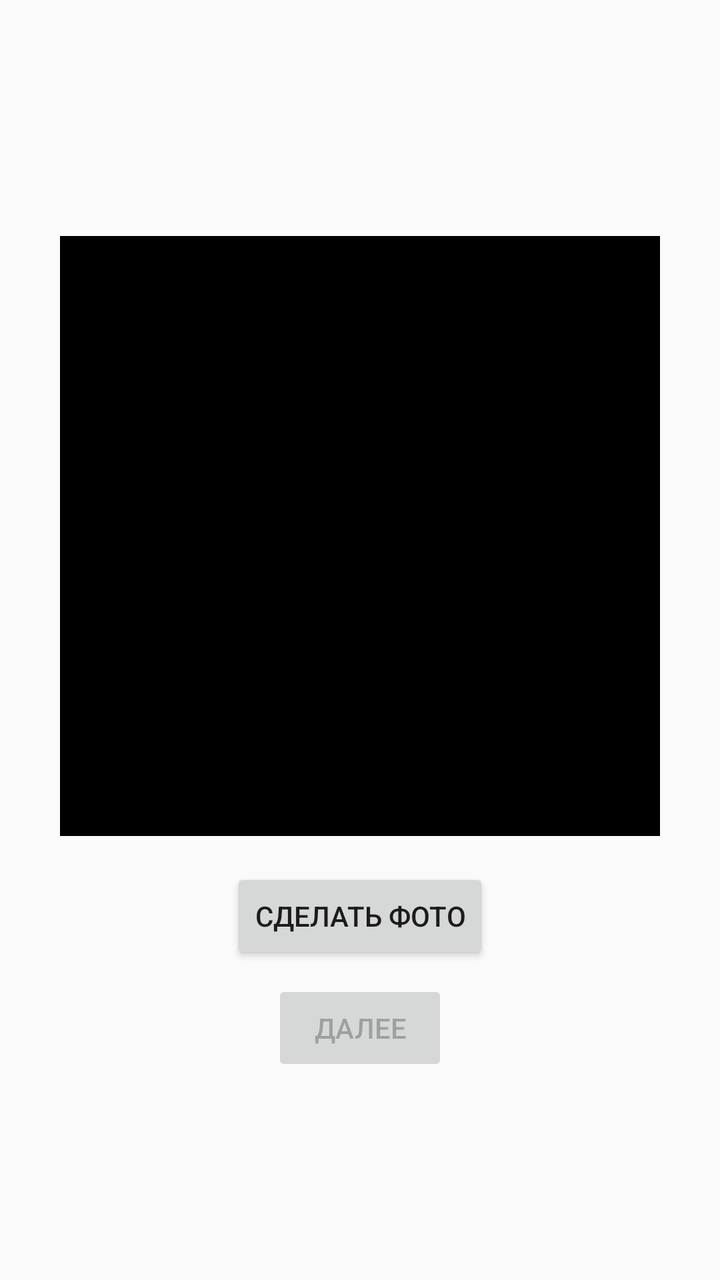
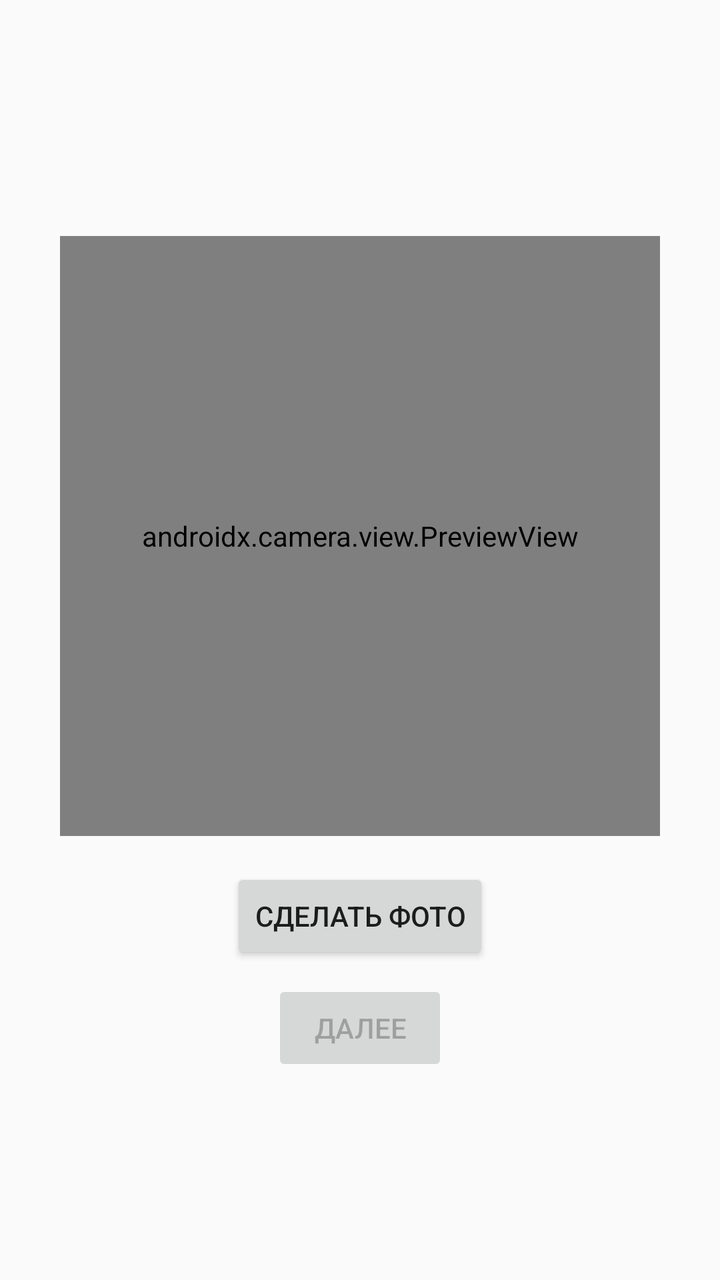

Before-and-after screenshots of an Android layout around one commit, followed by the original layout XML and the change that was made.
<!-- AndroidManifest.xml: application theme Theme.ArcheryHelper -->
<!-- res/layout/activity_scan.xml -->
<?xml version="1.0" encoding="utf-8"?>
<LinearLayout xmlns:android="http://schemas.android.com/apk/res/android"
    android:orientation="vertical"
    android:id="@+id/scan"
    android:gravity="center"
    android:layout_width="match_parent"
    android:layout_height="match_parent"
    android:padding="16dp">

    <ImageView
        android:id="@+id/photoView"
        android:layout_width="300dp"
        android:layout_height="300dp"
        android:background="@android:color/black"
        android:layout_marginTop="16dp" />

    <Button
        android:id="@+id/btnScan"
        android:layout_width="wrap_content"
        android:layout_height="wrap_content"
        android:text="Сделать фото"
        android:layout_marginTop="16dp" />

    <Button
        android:id="@+id/btnContinue"
        android:layout_width="wrap_content"
        android:layout_height="wrap_content"
        android:text="Далее"
        android:enabled="false"
        android:layout_marginTop="8dp" />
</LinearLayout>
<!-- resources referenced by this layout -->
<resources>
  <style name="Theme.ArcheryHelper" parent="Theme.AppCompat.Light.NoActionBar" />
</resources>

<!-- the commit's change to res/layout/activity_scan.xml (unified diff, before → after) -->
@@ -7,11 +7,20 @@
     android:layout_height="match_parent"
     android:padding="16dp">
 
+    <androidx.camera.view.PreviewView
+        android:id="@+id/previewView"
+        android:layout_width="300dp"
+        android:layout_height="300dp"
+        android:background="@android:color/black"
+        android:layout_marginTop="16dp" />
+
     <ImageView
         android:id="@+id/photoView"
         android:layout_width="300dp"
         android:layout_height="300dp"
         android:background="@android:color/black"
+        android:scaleType="centerCrop"
+        android:visibility="gone"
         android:layout_marginTop="16dp" />
 
     <Button
